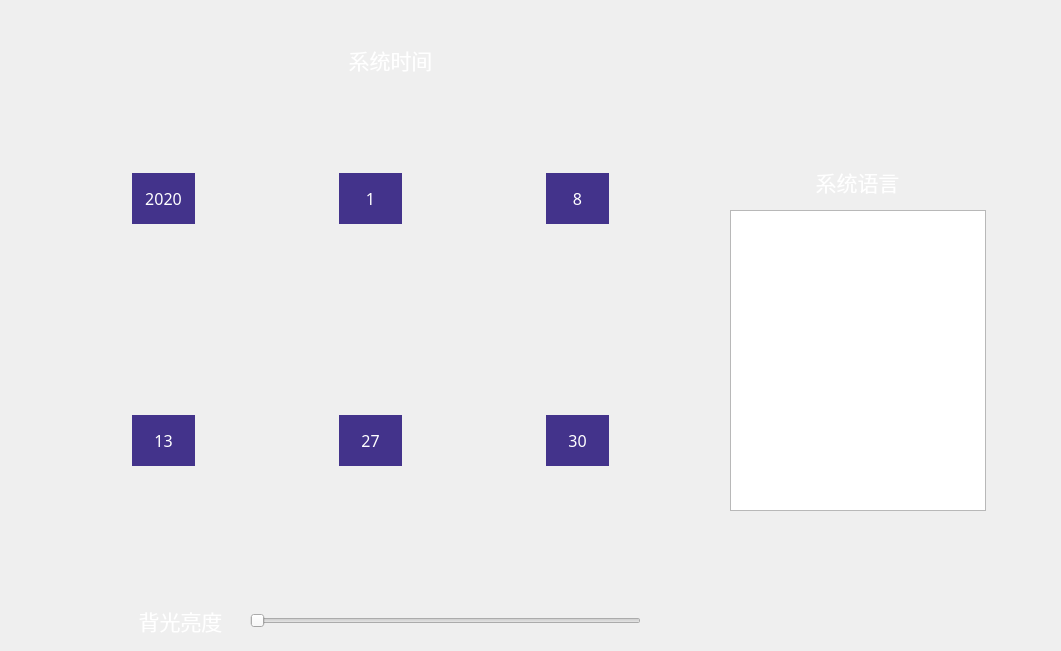
Qt form HighResolutionPrinter/syssetting.ui (dxphmj/TwoCharPrinter) before a commit.
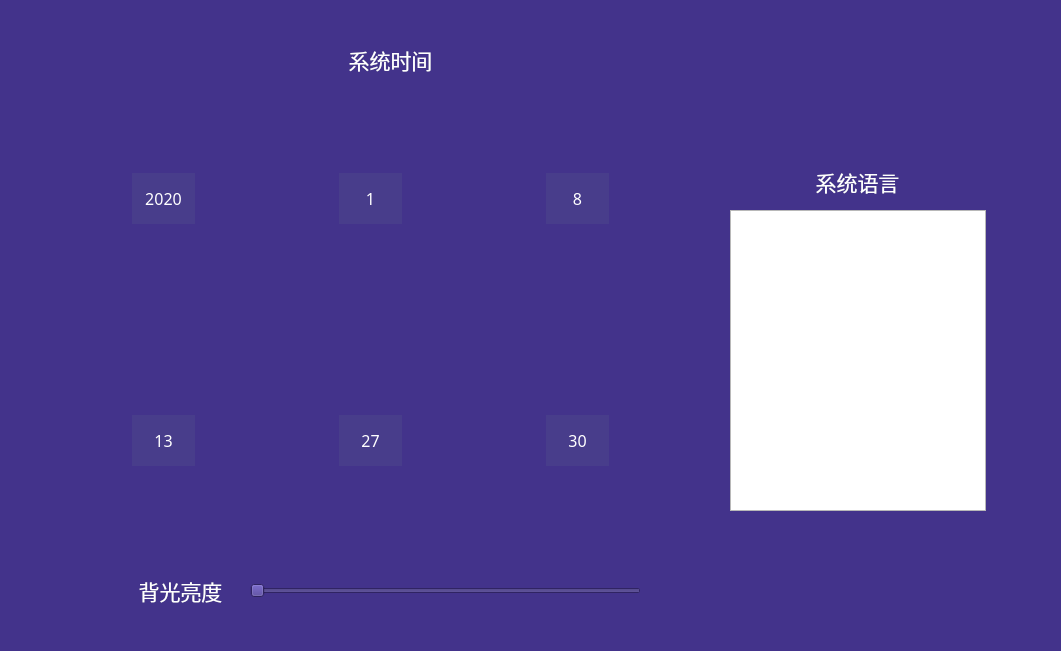
The same form after that commit. Icons and pictures are not drawn.

```diff
--- a/HighResolutionPrinter/syssetting.ui
+++ b/HighResolutionPrinter/syssetting.ui
@@ -17,7 +17,7 @@
    <property name="geometry">
     <rect>
      <x>110</x>
-     <y>600</y>
+     <y>570</y>
      <width>141</width>
      <height>41</height>
     </rect>
@@ -35,7 +35,8 @@
     </font>
    </property>
    <property name="styleSheet">
-    <string notr="true">color: rgb(255, 255, 255);</string>
+    <string notr="true">color: rgb(255, 255, 255);
+background-color: rgb(67,51, 139);</string>
    </property>
    <property name="text">
     <string>背光亮度</string>
@@ -48,13 +49,13 @@
    <property name="geometry">
     <rect>
      <x>250</x>
-     <y>600</y>
+     <y>570</y>
      <width>391</width>
      <height>41</height>
     </rect>
    </property>
    <property name="styleSheet">
-    <string notr="true"/>
+    <string notr="true">background-color: rgb(67,51, 139);</string>
    </property>
    <property name="orientation">
     <enum>Qt::Horizontal</enum>
@@ -82,7 +83,8 @@
     </font>
    </property>
    <property name="styleSheet">
-    <string notr="true">color: rgb(255, 255, 255);</string>
+    <string notr="true">color: rgb(255, 255, 255);
+background-color: rgb(67,51, 139);</string>
    </property>
    <property name="text">
     <string>&lt;html&gt;&lt;head/&gt;&lt;body&gt;&lt;p&gt;&lt;span style=&quot; color:#ffffff;&quot;&gt;系统时间&lt;/span&gt;&lt;/p&gt;&lt;/body&gt;&lt;/html&gt;</string>
@@ -136,8 +138,8 @@
     </font>
    </property>
    <property name="styleSheet">
-    <string notr="true">color: rgb(255, 255, 255);
-background-color: rgb(67,51, 139);</string>
+    <string notr="true">background-color: rgb(72,61, 139);
+color: rgb(255, 255, 255);</string>
    </property>
    <property name="text">
     <string>13</string>
@@ -214,8 +216,8 @@
     </font>
    </property>
    <property name="styleSheet">
-    <string notr="true">color: rgb(255, 255, 255);
-background-color: rgb(67,51, 139);</string>
+    <string notr="true">background-color: rgb(72,61, 139);
+color: rgb(255, 255, 255);</string>
    </property>
    <property name="text">
     <string>27</string>
@@ -292,8 +294,8 @@
     </font>
    </property>
    <property name="styleSheet">
-    <string notr="true">color: rgb(255, 255, 255);
-background-color: rgb(67,51, 139);</string>
+    <string notr="true">background-color: rgb(72,61, 139);
+color: rgb(255, 255, 255);</string>
    </property>
    <property name="text">
     <string>30</string>
@@ -370,8 +372,8 @@
     </font>
    </property>
    <property name="styleSheet">
-    <string>color: rgb(255, 255, 255);
-background-color: rgb(67,51, 139);</string>
+    <string notr="true">background-color: rgb(72,61, 139);
+color: rgb(255, 255, 255);</string>
    </property>
    <property name="text">
     <string>&lt;html&gt;&lt;head/&gt;&lt;body&gt;&lt;p&gt;&lt;span style=&quot; color:#ffffff;&quot;&gt;2020&lt;/span&gt;&lt;/p&gt;&lt;/body&gt;&lt;/html&gt;</string>
@@ -448,8 +450,8 @@
     </font>
    </property>
    <property name="styleSheet">
-    <string notr="true">color: rgb(255, 255, 255);
-background-color: rgb(67,51, 139);</string>
+    <string notr="true">background-color: rgb(72,61, 139);
+color: rgb(255, 255, 255);</string>
    </property>
    <property name="text">
     <string>1</string>
@@ -526,8 +528,8 @@
     </font>
    </property>
    <property name="styleSheet">
-    <string notr="true">color: rgb(255, 255, 255);
-background-color: rgb(67,51, 139);</string>
+    <string notr="true">background-color: rgb(72,61, 139);
+color: rgb(255, 255, 255);</string>
    </property>
    <property name="text">
     <string>8</string>
@@ -581,7 +583,8 @@
     </font>
    </property>
    <property name="styleSheet">
-    <string notr="true">color: rgb(255, 255, 255);</string>
+    <string notr="true">color: rgb(255, 255, 255);
+background-color: rgb(67,51, 139);</string>
    </property>
    <property name="text">
     <string>系统语言</string>
@@ -609,6 +612,23 @@
     <string notr="true">color: rgb(255, 255, 255);</string>
    </property>
   </widget>
+  <widget class="QLabel" name="sysSettingBGLab">
+   <property name="geometry">
+    <rect>
+     <x>0</x>
+     <y>0</y>
+     <width>1061</width>
+     <height>651</height>
+    </rect>
+   </property>
+   <property name="styleSheet">
+    <string notr="true">background-color: rgb(67,51, 139);</string>
+   </property>
+   <property name="text">
+    <string/>
+   </property>
+  </widget>
+  <zorder>sysSettingBGLab</zorder>
   <zorder>addHourBut</zorder>
   <zorder>hourShowLab</zorder>
   <zorder>reduceHourBut</zorder>
```
